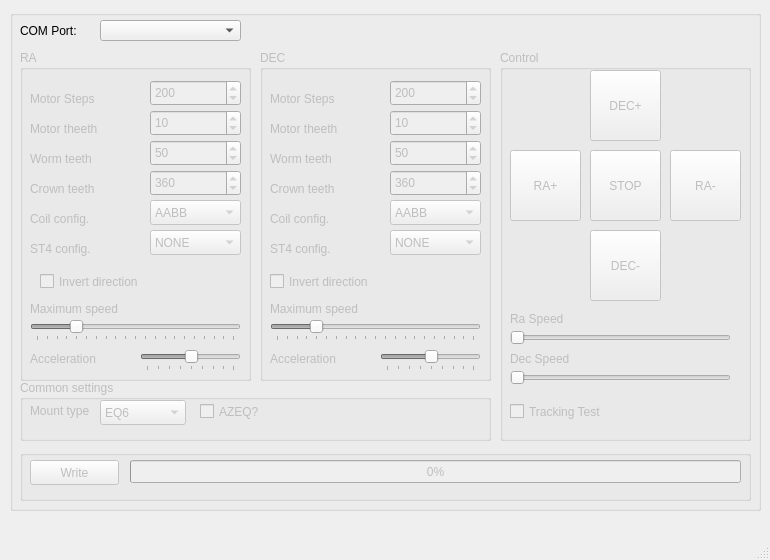
This is mainwindow.ui in ahp-electronics/gt-configurator as Qt 5 draws it before an edit. The edited form follows.
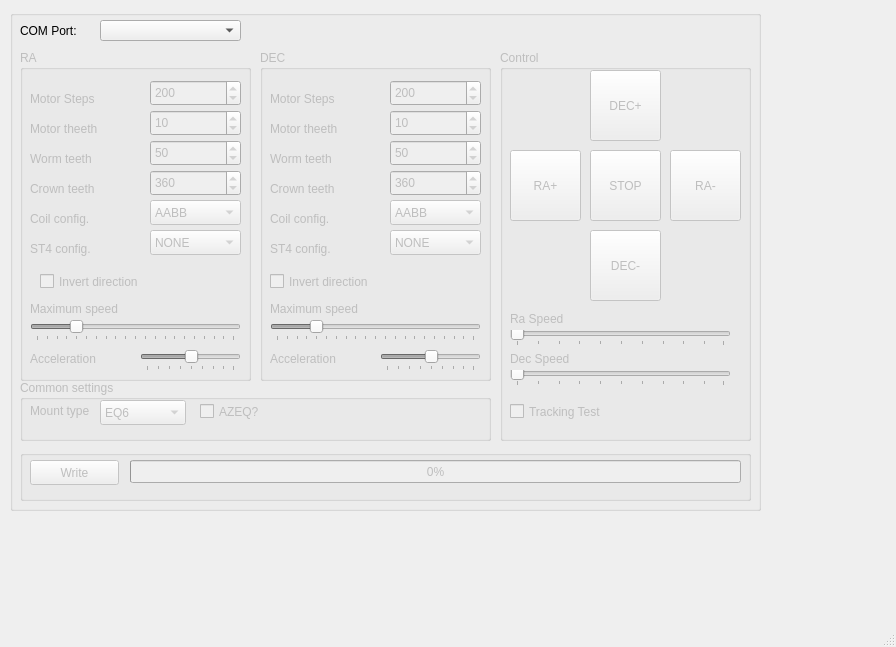
This is the edited form.

Commit message: Resized window

What changed in the file:
```diff
--- a/mainwindow.ui
+++ b/mainwindow.ui
@@ -6,8 +6,8 @@
    <rect>
     <x>0</x>
     <y>0</y>
-    <width>770</width>
-    <height>560</height>
+    <width>896</width>
+    <height>647</height>
    </rect>
   </property>
   <property name="windowTitle">
@@ -780,6 +780,9 @@
       <property name="orientation">
        <enum>Qt::Horizontal</enum>
       </property>
+      <property name="tickPosition">
+       <enum>QSlider::TicksBelow</enum>
+      </property>
      </widget>
      <widget class="QLabel" name="label_21">
       <property name="geometry">
@@ -819,6 +822,9 @@
       <property name="orientation">
        <enum>Qt::Horizontal</enum>
       </property>
+      <property name="tickPosition">
+       <enum>QSlider::TicksBelow</enum>
+      </property>
      </widget>
      <widget class="QCheckBox" name="Tracking">
       <property name="geometry">
```
Left out of the diff: 2 changed lines with no effect on the pictures. The commit also changes 1 other file.
